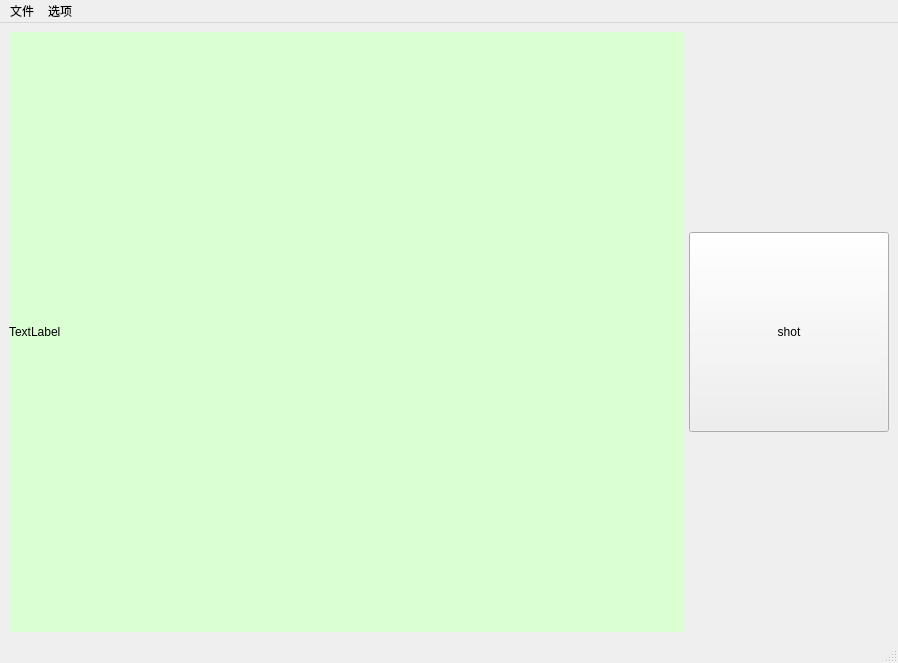
Qt form mainwindow.ui (roie22/sequence_qImgProjGUIRef) before a commit.
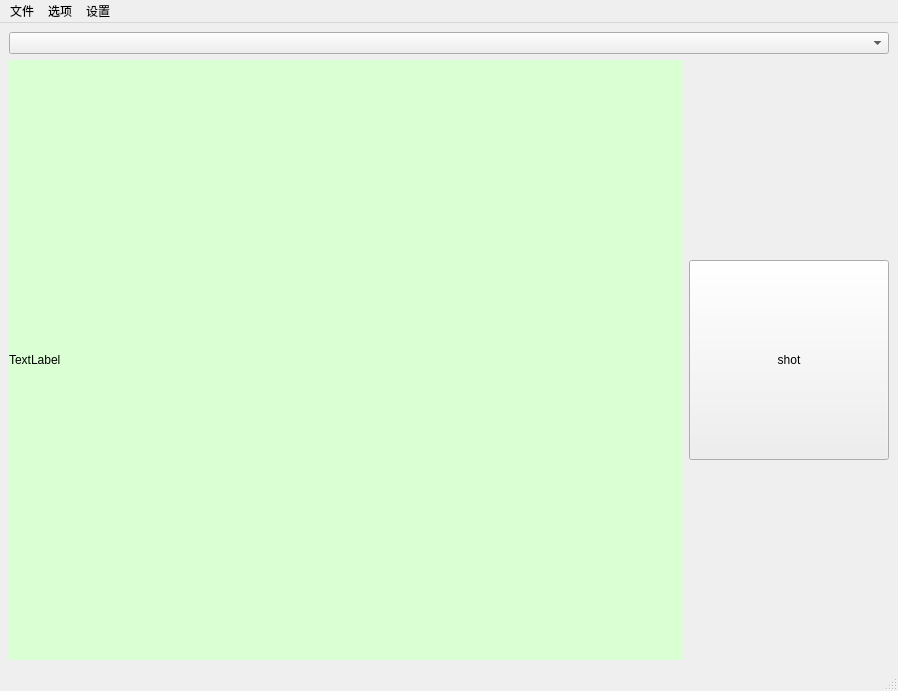
The same form after that commit.

Commit message: 1、添加了设置面板，未添加内容； 2、添加了组合框，用于切换相机 3、添加了菜单中的设置面板选择项.

```diff
--- a/mainwindow.ui
+++ b/mainwindow.ui
@@ -7,7 +7,7 @@
     <x>0</x>
     <y>0</y>
     <width>898</width>
-    <height>527</height>
+    <height>661</height>
    </rect>
   </property>
   <property name="windowTitle">
@@ -15,6 +15,9 @@
   </property>
   <widget class="QWidget" name="centralwidget">
    <layout class="QVBoxLayout" name="verticalLayout">
+    <item>
+     <widget class="QComboBox" name="comboBoxCamId"/>
+    </item>
     <item>
      <layout class="QHBoxLayout" name="horizontalLayout">
       <item>
@@ -79,8 +82,15 @@
     </property>
     <addaction name="actionpaizhao"/>
    </widget>
+   <widget class="QMenu" name="menu_3">
+    <property name="title">
+     <string>设置</string>
+    </property>
+    <addaction name="actionOpenSettingDiag"/>
+   </widget>
    <addaction name="menu"/>
    <addaction name="menu_2"/>
+   <addaction name="menu_3"/>
   </widget>
   <widget class="QStatusBar" name="statusbar"/>
   <action name="actionOpen">
```
Left out of the diff: 5 changed lines with no effect on the pictures. The commit also changes 7 other files.
